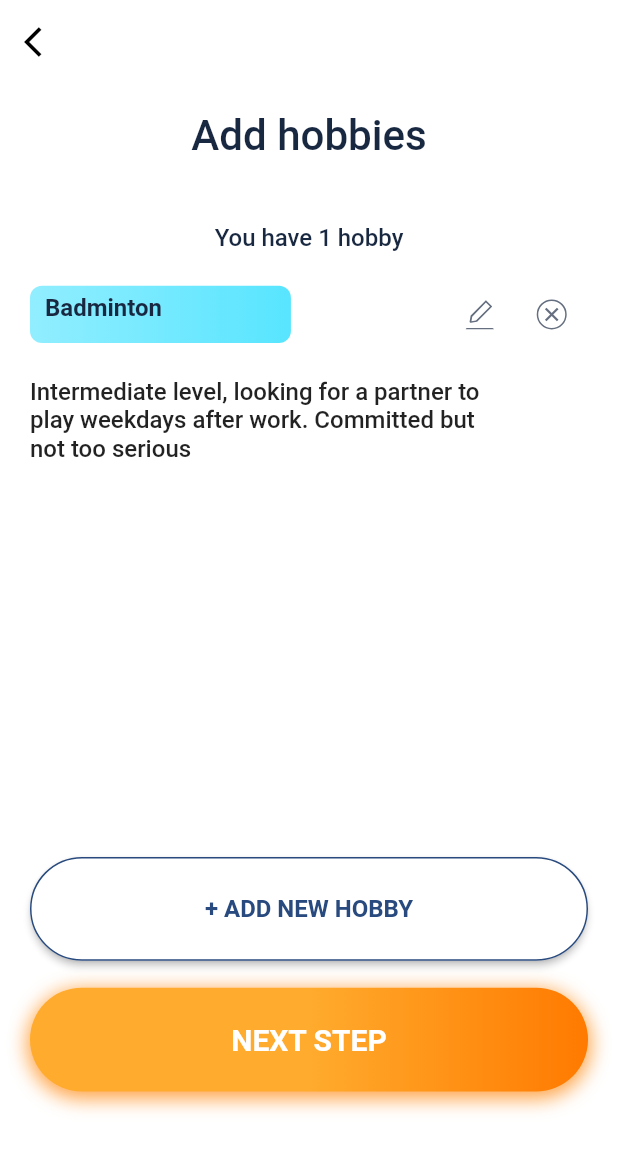
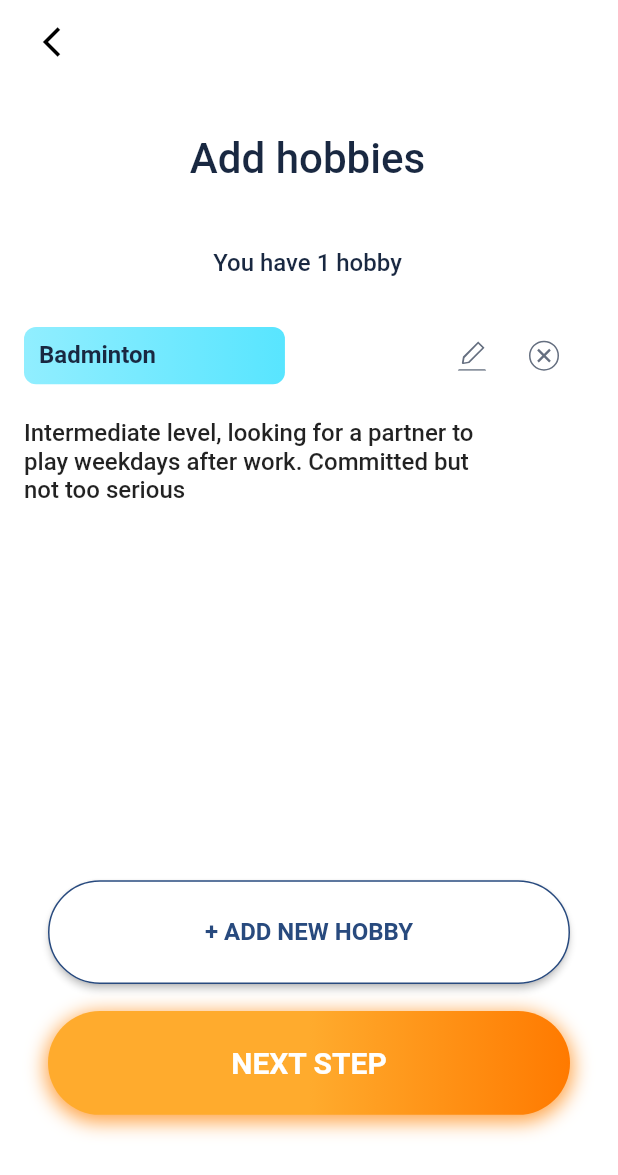
Before and after one commit to RitutoshAeologic/buddee_ui, a Flutter app: the AddNewHobbie screen opened directly, on a phone screen of 412 x 824 dp. Shown: the top 1175 px of the screen. Run offline on Flutter 3.47's test engine with Material 2 defaults, Android fonts, the phone set to English and light mode, and no system bars; our stand-ins replace flutter_screenutil, flutter_svg, toggle_switch; Roboto replaces fonts that are missing (PoppinosR).

```diff
--- a/lib/core/constants/colors.dart
+++ b/lib/core/constants/colors.dart
@@ -3,6 +3,7 @@ import 'package:flutter/material.dart';
 class AppColors {
   static const Color white = Colors.white;
   static const Color black = Colors.black;
+  static const Color Onboardsubtitle = Color(0xff302F34);
   static const Color materialGradient1= Color(0xffFFAB2D);
   static const Color materialGradient2= Color(0xffFF7A00);
   static const Color signInColor = Color(0xff284A7E);
@@ -14,6 +15,10 @@ class AppColors {
   static const Color genderbg1Color = Color(0xff91EEFF);
   static const Color genderbg2Color = Color(0xff58E5FF);
   static const Color textblueColor   = Color(0xff192841);
+  static const Color photobgColor   = Color(0xffE7FBFF);
+  static const Color signuptextColor = Color(0xff5EE6FF);
+  static const Color mainphototextColor = Color(0xff58FFC3);
+  static const Color deletetextColor = Color(0xffFF5858);
 
 
 
--- a/lib/core/constants/font_constants.dart
+++ b/lib/core/constants/font_constants.dart
@@ -3,9 +3,10 @@ class AppStrings {
   static const String helloText                        = 'Hello!';
   static const String helloAgainText                   = 'Hello Again!';
   static const String singInAccountText                = 'Sign in to your account';
-  static const String onBoardTitleText                 = 'Whatever Your hobby, \n find your Buddee';
+  static const String onBoardTitleText                 = 'Whatever Your hobby, \n find a Buddee';
   static const String signInTitleText                  = 'SIGN IN';
   static const String signUpText                       = 'SIGN UP';
+  static const String lcsignUpText                       = 'Sign up';
   static const String createYourAccountText            = 'Create your account';
   static const String createAccountText                = 'CREATE ACCOUNT';
   static const String emailAddressText                 = 'Email address';
@@ -33,5 +34,9 @@ class AppStrings {
   static const String saveText                         = 'SAVE';
   static const String addnewhobbyText                  = '+ ADD NEW HOBBY';
   static const String nextstepText                     = 'NEXT STEP';
+  static const String addphotosText                     = 'Add photos';
+  static const String addphotoText                     = 'Add photo';
+  static const String deleteText                     = 'Delete';
+  static const String mainphotoText                     = 'Main photo';
 
 }
--- a/lib/core/constants/font_style.dart
+++ b/lib/core/constants/font_style.dart
@@ -8,8 +8,7 @@ import 'colors.dart';
 class AppTextStyle {
   static TextStyle text1 =  const TextStyle(
 
-      fontStyle: FontStyle.normal,
-      color: AppColors.black,
+      color: AppColors.Onboardsubtitle,
       fontWeight: FontWeight.w500,
       fontSize: 20,
       fontFamily: 'PoppinosR'
@@ -84,7 +83,21 @@ class AppTextStyle {
   static TextStyle text7 = const TextStyle(
       fontSize: 12,
       fontWeight: FontWeight.w500,
-      fontFamily: 'PoppinosR'
+      fontFamily: 'PoppinosR',
+    color: AppColors.signuptextColor
+  );
+  static TextStyle maniPhototext = const TextStyle(
+      fontSize: 12,
+      fontWeight: FontWeight.w500,
+      fontFamily: 'PoppinosR',
+      color: AppColors.mainphototextColor
+  );
+
+  static TextStyle deletetext = const TextStyle(
+      fontSize: 12,
+      fontWeight: FontWeight.w500,
+      fontFamily: 'PoppinosR',
+      color: AppColors.deletetextColor
   );
 
   static TextStyle text8 = const TextStyle(
--- a/lib/core/constants/icon_constants.dart
+++ b/lib/core/constants/icon_constants.dart
@@ -13,7 +13,9 @@ class AppIcons {
   static const String male         = 'assets/images/svg/male.svg';
   static const String female         = 'assets/images/svg/female.svg';
   static const String delete         = 'assets/images/svg/delete.svg';
-  static const String edit         = 'assets/images/svg/edit.svg';
+  static const String removebutton   = 'assets/images/svg/deletebutton.svg';
+  static const String edit           = 'assets/images/svg/edit.svg';
+  static const String mainphoto      = 'assets/images/svg/main_photo.svg';
 
   ///JPG_IMAGES
   static const String onBoardbgjpg              = 'assets/images/jpg/Background.jpg';
--- a/lib/core/ui/add_new_hobby.dart
+++ b/lib/core/ui/add_new_hobby.dart
@@ -20,24 +20,29 @@ class AddNewHobbie extends StatefulWidget {
 class _AddNewHobbieState extends State<AddNewHobbie> {
   @override
   Widget build(BuildContext context) {
-    return Scaffold(
-      appBar: AppBar(
+    return
+      Scaffold(
+      appBar:
+      AppBar(
         elevation: 0,
-        leading: Icon(Icons.arrow_back_ios,color: AppColors.black,),
+        leading: Padding(
+          padding:  EdgeInsets.only(left: 25.06,),
+          child: Icon(Icons.arrow_back_ios,color: AppColors.black,),
+        ),
         backgroundColor: AppColors.white,
       ),
       body:
       Padding(
-        padding: EdgeInsets.symmetric(horizontal: 20,
+        padding: EdgeInsets.only(left: 16,right: 18
         ),
         child: Column(
           crossAxisAlignment: CrossAxisAlignment.start,
           children: [
-            SizedBox(height: ScreenUtil().setHeight(15),),
+            SizedBox(height: ScreenUtil().setHeight(28),),
             Center(child: Text(AppStrings.addHobbies,style: AppTextStyle.blueboldtext )),
-            SizedBox(height: ScreenUtil().setHeight(35),),
+            SizedBox(height: ScreenUtil().setHeight(36),),
             Center(child: Text('You have 1 hobby',style: AppTextStyle.text9,)),
-            SizedBox(height: ScreenUtil().setHeight(15),),
+            SizedBox(height: ScreenUtil().setHeight(24),),
             Row(
               mainAxisAlignment: MainAxisAlignment.start,
               children: [
@@ -57,11 +62,11 @@ class _AddNewHobbieState extends State<AddNewHobbie> {
 
                   ),
                   child:Padding(
-                    padding: const EdgeInsets.only(left: 10,top:5),
+                    padding: const EdgeInsets.only(left: 10,top:9),
                     child: Text('Badminton', style: AppTextStyle.text10,),
                   ),
                 ),
-                SizedBox(width: ScreenUtil().setWidth(89),),
+                SizedBox(width: ScreenUtil().setWidth(88),),
                 IconButton(onPressed: (){}, icon: SvgPicture.asset(AppIcons.edit)),
                 IconButton(onPressed: (){}, icon: SvgPicture.asset(AppIcons.delete)),
               ],
@@ -94,10 +99,16 @@ class _AddNewHobbieState extends State<AddNewHobbie> {
             //     ),
             //   ),
             // ),
-            SizedBox(height: ScreenUtil().setHeight(220),),
-            PlainMaterialButtonBox(title: AppStrings.addnewhobbyText, onTap: (){}),
+            SizedBox(height: ScreenUtil().setHeight(210),),
+            Padding(
+              padding: const EdgeInsets.only(left: 16.0,right: 14),
+              child: PlainMaterialButtonBox(title: AppStrings.addnewhobbyText, onTap: (){}),
+            ),
             SizedBox(height: ScreenUtil().setHeight(15),),
-            MaterialButtonBox(title: AppStrings.nextstepText, onTap: (){})
+            Padding(
+              padding: const EdgeInsets.only(left:16.0,right: 14),
+              child: MaterialButtonBox(title: AppStrings.nextstepText, onTap: (){}),
+            )
 
           ],
         ),
```
Also changed, not shown: lib/core/ui/add_hobbies.dart (+11 -8 lines), lib/core/ui/add_photo.dart (added, +124 -0 lines), lib/core/ui/added_hobby_list.dart (added, +126 -0 lines), lib/core/ui/edit_add_photo.dart (added, +135 -0 lines), lib/core/ui/onboard_screen.dart (+6 -7 lines), lib/core/ui/save_hobbie.dart (+14 -10 lines), lib/core/ui/sign_in_screen.dart (+21 -19 lines), lib/core/ui/sign_up_about.dart (+17 -13 lines), lib/core/ui/sign_up_screen.dart (+16 -12 lines), lib/main.dart (+10 -6 lines), assets/images/svg/Buddee_logo_2 2.svg, assets/images/svg/deletebutton.svg (added), assets/images/svg/main_photo.svg (added).
